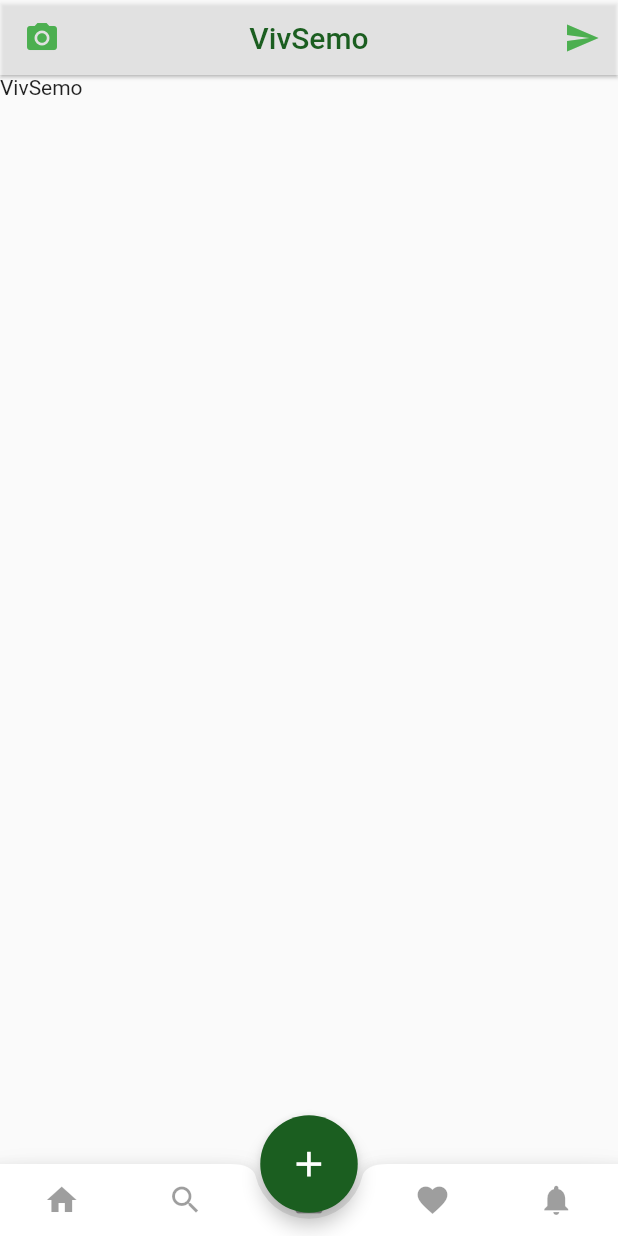
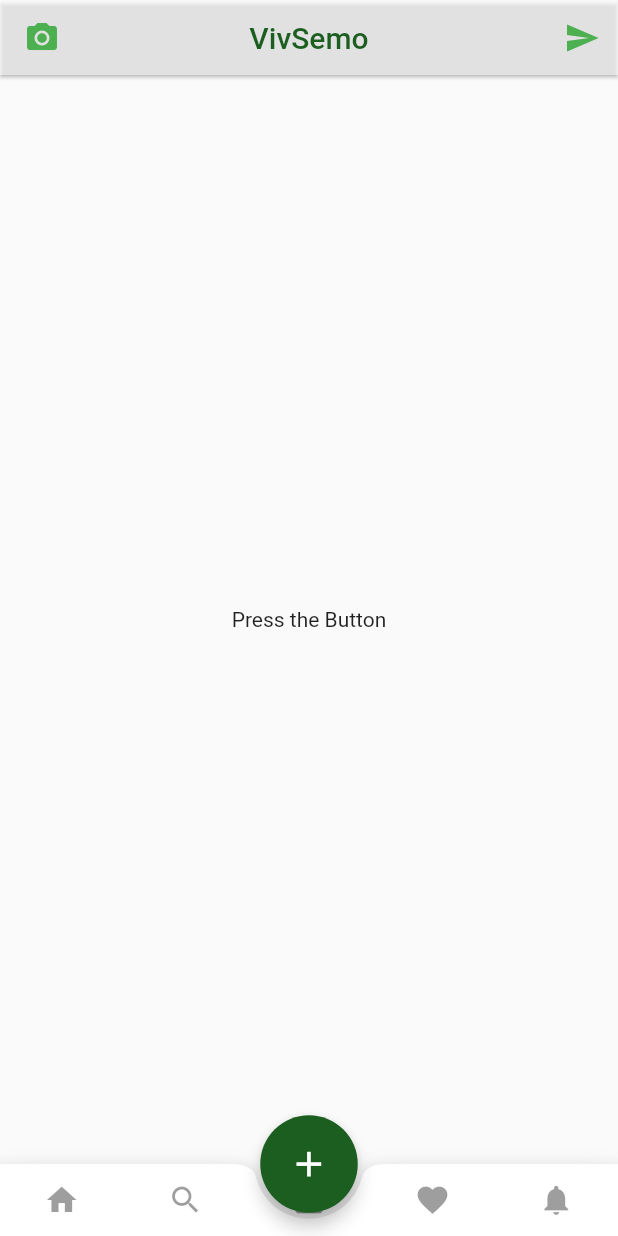
Before and after one commit to pellegrino/vivsemo, a Flutter app: the screen it shows after launch, on a phone screen of 412 x 824 dp. Run offline on Flutter 3.47's test engine with Material 2 defaults, Android fonts, the phone set to English and light mode, and no system bars; our stand-ins replace bloc, equatable, flutter_bloc; missing offline and left inert: protobuf, requester, twirp_dart_core.

Commit message:
Fetching photos from API

```diff
--- a/lib/main.dart
+++ b/lib/main.dart
@@ -1,23 +1,40 @@
 import 'package:flutter/material.dart';
+import 'package:flutter_bloc/flutter_bloc.dart';
+import 'package:vivsemo/bloc/blocs.dart';
 import 'package:vivsemo/pages/home_page.dart';
 
+import 'model/models.dart';
+
 void main() {
-  runApp(MyApp());
+  Api vivsemoApiClient = ProtobufApi("http://10.0.2.2:8080");
+  runApp(MyApp(
+    vivsemoApiClient: vivsemoApiClient,
+  ));
 }
 
 class MyApp extends StatelessWidget {
+  final Api vivsemoApiClient;
+
+  const MyApp({Key key, this.vivsemoApiClient})
+      : assert(vivsemoApiClient != null),
+        super(key: key);
+
   @override
   Widget build(BuildContext context) {
-    return new MaterialApp(
+    return BlocProvider(
+      create: (context) => PhotoBloc(apiClient: this.vivsemoApiClient),
+      child: new MaterialApp(
         title: "Vivsemo",
         theme: new ThemeData(
           primaryColor: Colors.green.shade400,
           accentColor: Colors.green.shade900,
           primaryIconTheme: IconThemeData(color: Colors.green),
-        primaryTextTheme: TextTheme(headline1: TextStyle(color: Colors.green)),
+          primaryTextTheme:
+              TextTheme(headline1: TextStyle(color: Colors.green)),
           textTheme: TextTheme(headline1: TextStyle(color: Colors.green)),
         ),
         home: new HomePage(),
+      ),
     );
   }
 }
--- a/lib/pages/home_page.dart
+++ b/lib/pages/home_page.dart
@@ -1,4 +1,6 @@
 import 'package:flutter/material.dart';
+import 'package:flutter_bloc/flutter_bloc.dart';
+import 'package:vivsemo/bloc/blocs.dart';
 import 'package:vivsemo/widgets/widgets.dart';
 
 class HomePage extends StatelessWidget {
@@ -8,9 +10,34 @@ class HomePage extends StatelessWidget {
 
   @override
   Widget build(BuildContext context) {
+    final PhotoBloc bloc = BlocProvider.of<PhotoBloc>(context);
+
     return new Scaffold(
       appBar: new TopBar(),
-      body: Text("VivSemo"),
+      body: BlocListener<PhotoBloc, PhotoState>(
+        listener: (context, state) {
+          if (state is PhotoInitial) {
+            Scaffold.of(context).showSnackBar(
+              SnackBar(
+                backgroundColor: Colors.green,
+                content: Text('success'),
+              ),
+            );
+          }
+        },
+        child: BlocBuilder<PhotoBloc, PhotoState>(
+          builder: (context, state) {
+            if (state is PhotoInitial) {
+              return Center(child: Text('Press the Button'));
+            }
+
+            if (state is PhotosLoaded) {
+              return Text(state.allPhotosResponse.toString());
+              // load photo gallery
+            }
+          },
+        ),
+      ),
       bottomNavigationBar: ControlBar(),
       floatingActionButtonLocation: FloatingActionButtonLocation.centerDocked,
       floatingActionButton: Container(
@@ -18,7 +45,9 @@ class HomePage extends StatelessWidget {
         width: 65.0,
         child: FittedBox(
           child: FloatingActionButton(
-            onPressed: () {},
+            onPressed: () {
+              bloc.add(GetAllPhotosStarted());
+            },
             child: Icon(
               Icons.add,
             ),
```
Lines whose indentation alone changed are shown as unchanged.
